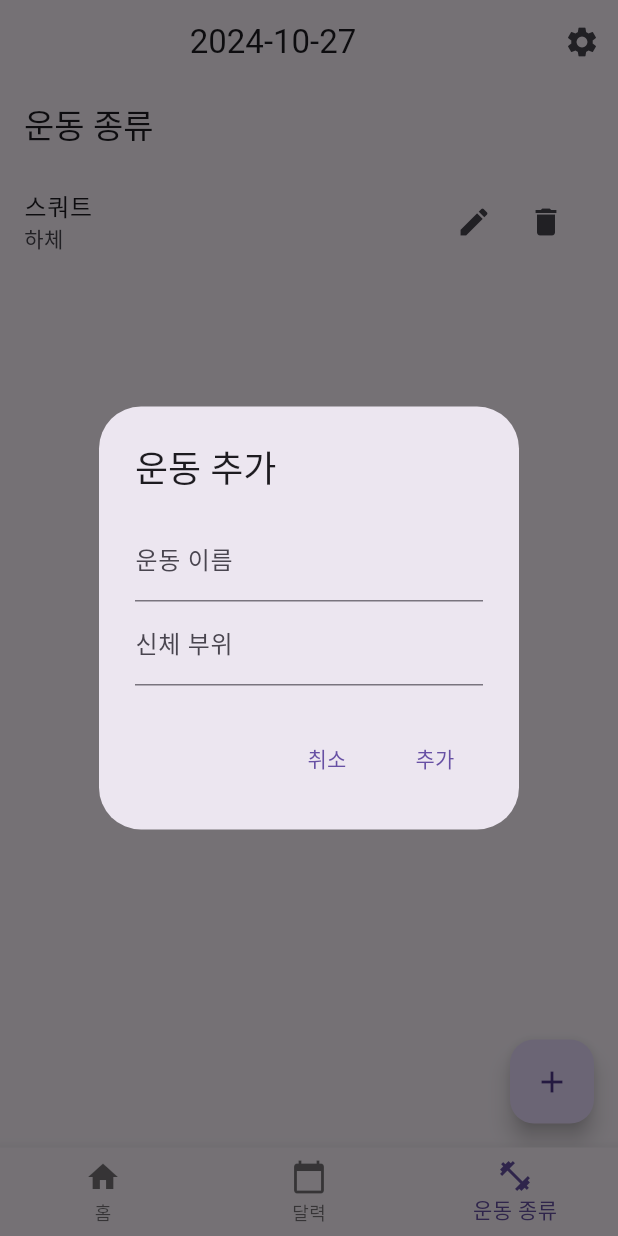
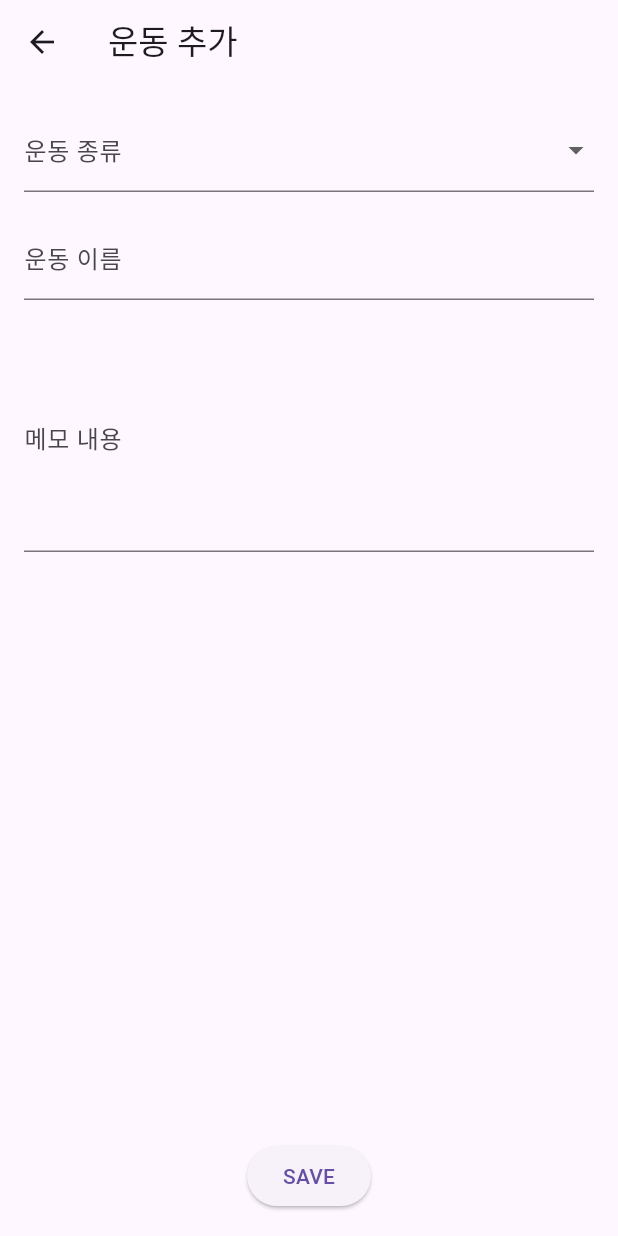
Before and after one commit to guswls6212/health_record, a Flutter app: the screen it shows after launch, item 3 of the bottom bar chosen, after a tap on the "delete" icon, after a tap on the "add" icon, on a phone screen of 412 x 824 dp. Run offline on Flutter 3.47's test engine with Material 3 defaults, Android fonts, the light colour scheme and no system bars; our stand-ins replace shared_preferences, sqflite, table_calendar; accounts and stored records are empty; generated files the repository leaves out were written again.

Commit message:
소스구조 잘보이게 변경, 앱바 각 스크린별로 설정하게 변경, 언어변경해도 각 앱바에서 해당언어로 적용되는거 확인

```diff
--- a/lib/l10n/app_en.arb
+++ b/lib/l10n/app_en.arb
@@ -4,5 +4,6 @@
   "language": "Language",
   "currentLanguage": "Current Language: {language}",
   "apply": "Apply",
-  "date":"yyyy-MM-dd"
+  "date":"yyyy-MM-dd",
+  "type":"type"
 }
--- a/lib/l10n/app_ja.arb
+++ b/lib/l10n/app_ja.arb
@@ -4,5 +4,6 @@
   "language": "言語",
   "currentLanguage": "現在の言語: {language}",
   "apply": "適用",
-  "date":"yyyy年 MM月 dd日"
+  "date":"yyyy年 MM月 dd日",
+  "type":"種類"
 }
--- a/lib/l10n/app_ko.arb
+++ b/lib/l10n/app_ko.arb
@@ -4,5 +4,6 @@
   "language": "언어",
   "currentLanguage": "현재 언어: {language}",
   "apply": "적용",
-  "date":"yyyy년 MM월 dd일"
+  "date":"yyyy년 MM월 dd일",
+  "type":"운동 종류"
 }
--- a/lib/main.dart
+++ b/lib/main.dart
@@ -2,13 +2,13 @@ import 'package:flutter/material.dart';
 import 'package:flutter_localizations/flutter_localizations.dart';
 import 'package:intl/intl.dart';
 import 'package:provider/provider.dart';
-import 'src/exercise/exercise.dart';
-import 'src/home_screen.dart';
-import 'src/step_calendar.dart';
-import 'src/workout_record.dart';
-import 'src/settings_screen.dart';
-import 'src/add_workout_record_screen.dart';
-import 'src/exercise_screen.dart';
+import 'src/model/exercise.dart';
+import 'src/screen/home_screen.dart';
+import 'src/screen/step_calendar_screen.dart';
+import 'src/model/workout_record.dart';
+import 'src/screen/settings_screen.dart';
+import 'src/screen/add_workout_record_screen.dart';
+import 'src/screen/add_update_part_screen.dart';
 import 'package:flutter_gen/gen_l10n/app_localizations.dart';
 import 'package:shared_preferences/shared_preferences.dart';
 import 'dart:io';
@@ -106,12 +106,17 @@ class MainScreen extends StatefulWidget {
 
 class _MainScreenState extends State<MainScreen> {
   int _selectedIndex = 0;
+  late List<Widget> _widgetOptions; // _widgetOptions 리스트 선언
 
-  final List<Widget> _widgetOptions = <Widget>[
-    HomeScreen(),
-    StepCalendar(),
-    ExerciseScreen(),
-  ];
+  // final List<Widget> _widgetOptions = <Widget>[
+  //   Builder(
+  //       builder: (context) => HomeScreen(
+  //             appLocalizations: AppLocalizations.of(context)!,
+  //             setLocale: widget.setLocale,
+  //           )),
+  //   // StepCalendar(appLocalizations: AppLocalizations.of(context)!), // AppLocalizations 전달
+  //   // ExerciseScreen(appLocalizations: AppLocalizations.of(context)!),
+  // ];
 
   @override
   void initState() {
@@ -121,46 +126,27 @@ class _MainScreenState extends State<MainScreen> {
 
   @override
   Widget build(BuildContext context) {
+    _widgetOptions = <Widget>[
+      // Builder(
+      // builder: (context) =>
+      HomeScreen(
+        appLocalizations: AppLocalizations.of(context)!,
+        setLocale: widget.setLocale,
+      ),
+      // ),
+      StepCalendar(
+        appLocalizations: AppLocalizations.of(context)!,
+        setLocale: widget.setLocale,
+      ), // AppLocalizations 전달
+      ExerciseScreen(
+        appLocalizations: AppLocalizations.of(context)!,
+        setLocale: widget.setLocale,
+      ),
+    ];
     return Scaffold(
-      appBar: AppBar(
-        title: Center(
-            child: Text(DateFormat(widget.appLocalizations.date,
-                    widget.appLocalizations.localeName)
-                .format(DateTime.now()))),
-        actions: [
-          IconButton(
-            icon: Icon(Icons.settings),
-            onPressed: () {
-              Navigator.push(
-                context,
-                MaterialPageRoute(
-                    builder: (context) => SettingsScreen(
-                          appLocalizations: widget.appLocalizations,
-                          setLocale: (locale) {
-                            widget.setLocale(locale);
-                            // setState(() {});
-                          },
-                        )),
-              );
-            },
-          ),
-        ],
-      ),
       body: Center(
         child: _widgetOptions.elementAt(_selectedIndex),
       ),
-      floatingActionButton: _selectedIndex == 0
-          ? FloatingActionButton(
-              onPressed: () {
-                Navigator.push(
-                  context,
-                  MaterialPageRoute(
-                      builder: (context) => AddWorkoutRecordScreen()),
-                );
-              },
-              child: Icon(Icons.add),
-            )
-          : null,
       bottomNavigationBar: BottomNavigationBar(
         items: const <BottomNavigationBarItem>[
           BottomNavigationBarItem(
--- a/lib/src/database/dao/exercise_dao.dart
+++ b/lib/src/database/dao/exercise_dao.dart
@@ -1,5 +1,4 @@
-import '../../exercise/exercise.dart';
-import 'package:sqflite/sqflite.dart';
+import '../../model/exercise.dart';
 import '../database_helper.dart';
 
 class ExerciseDao {
--- a/lib/src/database/dao/workout_record_dao.dart
+++ b/lib/src/database/dao/workout_record_dao.dart
@@ -1,5 +1,4 @@
-import '../../workout_record.dart';
-import 'package:sqflite/sqflite.dart';
+import '../../model/workout_record.dart';
 import '../database_helper.dart';
 
 class WorkoutRecordDao {
--- a/lib/src/database/database_helper.dart
+++ b/lib/src/database/database_helper.dart
@@ -1,8 +1,8 @@
 import 'package:path/path.dart';
 import 'package:sqflite/sqflite.dart';
-import '../exercise/exercise.dart';
-import '../workout_record.dart';
-import '../user/user.dart';
+import '../model/exercise.dart';
+import '../model/workout_record.dart';
+import '../model/user.dart';
 
 class DatabaseHelper {
   static final _databaseName = "health_app.db";
--- a/lib/src/exercise/exercise.dart
+++ /dev/null
@@ -1,107 +0,0 @@
-import 'package:collection/collection.dart';
-import 'package:flutter/material.dart';
-import 'package:uuid/uuid.dart';
-import '../database/database_helper.dart'; // DatabaseHelper import
-import '../database/dao/exercise_dao.dart';
-
-class Exercise {
-  final String id;
-  final String name;
-  final String bodyPart;
-  final bool isDefault;
-  int? syncStatus;
-
-  Exercise({
-    required this.id,
-    required this.name,
-    required this.bodyPart,
-    this.isDefault = false,
-    this.syncStatus,
-  });
-
-  factory Exercise.fromMap(Map<String, dynamic> map) {
-    return Exercise(
-      id: map[DatabaseHelper.columnId] as String, // DB 컬럼명으로 변경
-      name: map[DatabaseHelper.columnName] as String, // DB 컬럼명으로 변경
-      bodyPart: map[DatabaseHelper.columnBodyPart] as String, // DB 컬럼명으로 변경
-      isDefault: map[DatabaseHelper.columnIsDefault] == 1,
-      syncStatus: map[DatabaseHelper.columnSyncStatus] as int?,
-    );
-  }
-
-  Map<String, dynamic> toMap() {
-    return {
-      DatabaseHelper.columnId: id, // DB 컬럼명으로 변경
-      DatabaseHelper.columnName: name, // DB 컬럼명으로 변경
-      DatabaseHelper.columnBodyPart: bodyPart, // DB 컬럼명으로 변경
-      DatabaseHelper.columnIsDefault: isDefault ? 1 : 0,
-      DatabaseHelper.columnSyncStatus: syncStatus,
-    };
-  }
-}
-
-class ExerciseModel extends ChangeNotifier {
-  final ExerciseDao _exerciseDao = ExerciseDao();
-  List<Exercise> _exercises = [];
-
-  List<Exercise> get exercises => _exercises;
-
-  final List<Exercise> _defaultExercises = [
-    Exercise(id: '1', name: '벤치프레스', bodyPart: '가슴', isDefault: true),
-    Exercise(id: '2', name: '스쿼트', bodyPart: '하체', isDefault: true),
-  ];
-
-  Future<void> loadExercises() async {
-    _exercises = await _exerciseDao.getExercises();
-
-    // _defaultExercises에 있는 운동이 _exercises에 없으면 추가
-    for (var defaultExercise in _defaultExercises) {
-      if (!_exercises.any((e) => e.id == defaultExercise.id)) {
-        _exercises.add(defaultExercise);
-        await _exerciseDao.insertExercise(defaultExercise); // SQLite에 저장
-      }
-    }
-
-    notifyListeners();
-  }
-
-  void addExercise(Exercise exercise) async {
-    await _exerciseDao.insertExercise(exercise);
-    _exercises.add(exercise);
-    notifyListeners();
-  }
-
-  void editExercise(Exercise exercise) async {
-    await _exerciseDao.updateExercise(exercise);
-    final index = _exercises.indexWhere((e) => e.id == exercise.id);
-    if (index != -1) {
-      _exercises[index] = exercise;
-      notifyListeners();
-    }
-  }
-
-  void deleteExercise(String id) async {
-    await _exerciseDao.deleteExercise(id);
-    _exercises.removeWhere((e) => e.id == id);
-    notifyListeners();
-  }
-
-  Exercise? getExerciseById(String id) {
-    return _exercises.firstWhereOrNull((e) => e.id == id);
-  }
-
-  Future<void> syncExercises(String userEmail) async {
-    final List<Exercise> exercisesToSync =
-        await _exerciseDao.getExercisesToSync(userEmail);
-
-    // TODO: 클라우드에 exercisesToSync 업로드
-
-    // 업로드 성공 시 sync_status 업데이트
-    for (var exercise in exercisesToSync) {
-      exercise.syncStatus = 1;
-      await _exerciseDao.updateExercise(exercise);
-    }
-
-    notifyListeners();
-  }
-}
--- a/lib/src/home_screen.dart
+++ /dev/null
@@ -1,61 +0,0 @@
-import 'package:flutter/material.dart';
-import 'package:provider/provider.dart';
-import 'package:intl/intl.dart';
-import 'exercise/exercise.dart';
-import 'workout_record.dart';
-import 'workout_record_detail_screen.dart'; // 추가
-
-class HomeScreen extends StatefulWidget {
-  const HomeScreen({Key? key}) : super(key: key);
-
-  @override
-  State<HomeScreen> createState() => _HomeScreenState();
-}
-
-class _HomeScreenState extends State<HomeScreen> {
-  @override
-  void initState() {
-    super.initState();
-    Provider.of<WorkoutRecordModel>(context, listen: false)
-        .loadWorkoutRecords();
-    Provider.of<ExerciseModel>(context, listen: false).loadExercises();
-  }
-
-  @override
-  Widget build(BuildContext context) {
-    return Consumer2<WorkoutRecordModel, ExerciseModel>(
-      builder: (context, workoutRecordModel, exerciseModel, child) {
-        return ListView.builder(
-          itemCount: workoutRecordModel.workoutRecords.length,
-          itemBuilder: (context, index) {
-            final record = workoutRecordModel.workoutRecords[index];
-            final exercise = exerciseModel.getExerciseById(record.exerciseId);
-            if (exercise == null) {
-              // 일치하는 운동이 없는 경우
-              return const Center(child: Text('No data'));
-            }
-            return Card(
-              child: ListTile(
-                leading: Icon(Icons.fitness_center),
-                title: Text(exercise.name),
-                subtitle: Text(
-                    '${DateFormat('yyyy-MM-dd').format(record.date)} - ${record.sets.length}세트'),
-                onTap: () {
-                  // 운동 기록 상세 화면으로 이동
-                  Navigator.push(
-                    context,
-                    MaterialPageRoute(
-                      builder: (context) => WorkoutRecordDetailScreen(
-                        workoutRecord: record,
-                      ),
-                    ),
-                  );
-                },
-              ),
-            );
-          },
-        );
-      },
-    );
-  }
-}
--- a/lib/src/model/exercise.dart
+++ b/lib/src/model/exercise.dart
@@ -1,19 +1,106 @@
+import 'package:collection/collection.dart';
+import 'package:flutter/material.dart';
+import '../database/database_helper.dart'; // DatabaseHelper import
+import '../database/dao/exercise_dao.dart';
+
 class Exercise {
+  final String id;
   final String name;
-  final List<Set> sets;
+  final String bodyPart;
+  final bool isDefault;
+  int? syncStatus;
 
-  Exercise({required this.name, required this.sets});
+  Exercise({
+    required this.id,
+    required this.name,
+    required this.bodyPart,
+    this.isDefault = false,
+    this.syncStatus,
+  });
+
+  factory Exercise.fromMap(Map<String, dynamic> map) {
+    return Exercise(
+      id: map[DatabaseHelper.columnId] as String, // DB 컬럼명으로 변경
+      name: map[DatabaseHelper.columnName] as String, // DB 컬럼명으로 변경
+      bodyPart: map[DatabaseHelper.columnBodyPart] as String, // DB 컬럼명으로 변경
+      isDefault: map[DatabaseHelper.columnIsDefault] == 1,
+      syncStatus: map[DatabaseHelper.columnSyncStatus] as int?,
+    );
+  }
+
+  Map<String, dynamic> toMap() {
+    return {
+      DatabaseHelper.columnId: id, // DB 컬럼명으로 변경
+      DatabaseHelper.columnName: name, // DB 컬럼명으로 변경
+      DatabaseHelper.columnBodyPart: bodyPart, // DB 컬럼명으로 변경
+      DatabaseHelper.columnIsDefault: isDefault ? 1 : 0,
+      DatabaseHelper.columnSyncStatus: syncStatus,
+    };
+  }
 }
 
-class Set {
-  final int set;
-  final double weight;
-  final int reps;
-  final double rm;
+class ExerciseModel extends ChangeNotifier {
+  final ExerciseDao _exerciseDao = ExerciseDao();
+  List<Exercise> _exercises = [];
 
-  Set(
-      {required this.set,
-      required this.weight,
-      required this.reps,
-      required this.rm});
+  List<Exercise> get exercises => _exercises;
+
+  final List<Exercise> _defaultExercises = [
+    Exercise(id: '1', name: '벤치프레스', bodyPart: '가슴', isDefault: true),
+    Exercise(id: '2', name: '스쿼트', bodyPart: '하체', isDefault: true),
+  ];
+
+  Future<void> loadExercises() async {
+    _exercises = await _exerciseDao.getExercises();
+
+    // _defaultExercises에 있는 운동이 _exercises에 없으면 추가
+    for (var defaultExercise in _defaultExercises) {
+      if (!_exercises.any((e) => e.id == defaultExercise.id)) {
+        _exercises.add(defaultExercise);
+        await _exerciseDao.insertExercise(defaultExercise); // SQLite에 저장
+      }
+    }
+
+    notifyListeners();
+  }
+
+  void addExercise(Exercise exercise) async {
+    await _exerciseDao.insertExercise(exercise);
+    _exercises.add(exercise);
+    notifyListeners();
+  }
+
+  void editExercise(Exercise exercise) async {
+    await _exerciseDao.updateExercise(exercise);
+    final index = _exercises.indexWhere((e) => e.id == exercise.id);
+    if (index != -1) {
+      _exercises[index] = exercise;
+      notifyListeners();
+    }
+  }
+
+  void deleteExercise(String id) async {
+    await _exerciseDao.deleteExercise(id);
+    _exercises.removeWhere((e) => e.id == id);
+    notifyListeners();
+  }
+
+  Exercise? getExerciseById(String id) {
+    return _exercises.firstWhereOrNull((e) => e.id == id);
+  }
+
+  Future<void> syncExercises(String userEmail) async {
+    final List<Exercise> exercisesToSync =
+        await _exerciseDao.getExercisesToSync(userEmail);
+
+    // TODO: 클라우드에 exercisesToSync 업로드
+
+    // 업로드 성공 시 sync_status 업데이트
+    for (var exercise in exercisesToSync) {
+      exercise.syncStatus = 1;
+      await _exerciseDao.updateExercise(exercise);
+    }
+
+    notifyListeners();
+  }
 }
--- a/lib/src/workout_record.dart
+++ b/lib/src/model/workout_record.dart
@@ -1,9 +1,7 @@
 import 'dart:convert';
 import 'package:flutter/foundation.dart';
-import 'package:uuid/uuid.dart';
-import 'exercise/exercise.dart';
-import './database/database_helper.dart'; // DatabaseHelper import
-import './database/dao/workout_record_dao.dart';
+import '../database/database_helper.dart'; // DatabaseHelper import
+import '../database/dao/workout_record_dao.dart';
 
 class WorkoutRecord {
   final String id;
--- a/lib/src/exercise_screen.dart
+++ b/lib/src/screen/add_update_part_screen.dart
@@ -1,10 +1,16 @@
 import 'package:flutter/material.dart';
 import 'package:provider/provider.dart';
-import 'exercise/exercise.dart';
+import '../model/exercise.dart';
 import 'package:uuid/uuid.dart';
+import 'add_update_workout_screen.dart';
+import 'package:flutter_gen/gen_l10n/app_localizations.dart';
 
 class ExerciseScreen extends StatefulWidget {
-  const ExerciseScreen({Key? key}) : super(key: key);
+  final AppLocalizations appLocalizations; // AppLocalizations 변수 추가
+  final Function(Locale) setLocale;
+  const ExerciseScreen(
+      {Key? key, required this.appLocalizations, required this.setLocale})
+      : super(key: key);
 
   @override
   _ExerciseScreenState createState() => _ExerciseScreenState();
@@ -157,7 +163,7 @@ class _ExerciseScreenState extends State<ExerciseScreen> {
       builder: (context, exerciseModel, child) {
         return Scaffold(
           appBar: AppBar(
-            title: const Text('운동 종류'),
+            title: Text(widget.appLocalizations.type),
           ),
           body: ListView.builder(
             itemCount: exerciseModel.exercises.length,
@@ -185,7 +191,16 @@ class _ExerciseScreenState extends State<ExerciseScreen> {
             },
           ),
           floatingActionButton: FloatingActionButton(
-            onPressed: _showAddExerciseDialog,
+            onPressed: () {
+              // AddWorkoutScreen으로 이동
+              Navigator.push(
+                context,
+                MaterialPageRoute(
+                  builder: (context) => const AddWorkoutScreen(),
+                ),
+              );
+            },
+            // _showAddExerciseDialog,
             child: const Icon(Icons.add),
           ),
         );
--- /dev/null
+++ b/lib/src/screen/add_update_workout_screen.dart
@@ -0,0 +1,59 @@
+import 'package:flutter/material.dart';
+
+class AddWorkoutScreen extends StatefulWidget {
+  const AddWorkoutScreen({Key? key}) : super(key: key);
+
+  @override
+  _AddWorkoutScreenState createState() => _AddWorkoutScreenState();
+}
+
+class _AddWorkoutScreenState extends State<AddWorkoutScreen> {
+  @override
+  Widget build(BuildContext context) {
+    return Scaffold(
+      appBar: AppBar(
+        title: const Text('운동 추가'),
+      ),
+      body: Padding(
+        padding: const EdgeInsets.all(16.0),
+        child: Column(
+          children: [
+            // 운동 종류 드롭다운
+            DropdownButtonFormField<String>(
+              decoration: const InputDecoration(labelText: '운동 종류'),
+              items: <String>['가슴', '등', '하체', '어깨', '팔']
+                  .map<DropdownMenuItem<String>>((String value) {
+                return DropdownMenuItem<String>(
+                  value: value,
+                  child: Text(value),
+                );
+              }).toList(),
+              onChanged: (String? newValue) {
+                // TODO: 선택된 운동 종류 처리
+              },
+            ),
+            const SizedBox(height: 16.0),
+            // 운동 이름 입력 필드
+            TextFormField(
+              decoration: const InputDecoration(labelText: '운동 이름'),
+            ),
+            const SizedBox(height: 16.0),
+            // 메모 내용 입력 필드
+            TextFormField(
+              decoration: const InputDecoration(labelText: '메모 내용'),
+              maxLines: 5,
+            ),
+            const Spacer(),
+            // 저장 버튼
+            ElevatedButton(
+              onPressed: () {
+                // TODO: 운동 정보 저장
+              },
+              child: const Text('SAVE'),
+            ),
+          ],
+        ),
+      ),
+    );
+  }
+}
--- a/lib/src/add_workout_record_screen.dart
+++ b/lib/src/screen/add_workout_record_screen.dart
@@ -2,8 +2,8 @@ import 'package:flutter/material.dart';
 import 'package:intl/intl.dart';
 import 'package:provider/provider.dart';
 import 'package:uuid/uuid.dart';
-import 'workout_record.dart';
-import 'exercise/exercise.dart';
+import '../model/workout_record.dart';
+import '../model/exercise.dart';
 
 class AddWorkoutRecordScreen extends StatefulWidget {
   const AddWorkoutRecordScreen({Key? key}) : super(key: key);
--- /dev/null
+++ b/lib/src/screen/home_screen.dart
@@ -0,0 +1,94 @@
+import 'package:flutter/material.dart';
+import 'package:provider/provider.dart';
+import 'package:intl/intl.dart';
+import '../model/exercise.dart';
+import '../model/workout_record.dart';
+import 'workout_record_detail_screen.dart'; // 추가
+import 'package:flutter_gen/gen_l10n/app_localizations.dart';
+import 'settings_screen.dart';
+
+class HomeScreen extends StatefulWidget {
+  final AppLocalizations appLocalizations; // AppLocalizations 변수 추가
+  final Function(Locale) setLocale;
+  const HomeScreen(
+      {Key? key, required this.appLocalizations, required this.setLocale})
+      : super(key: key);
+
+  @override
+  State<HomeScreen> createState() => _HomeScreenState();
+}
+
+class _HomeScreenState extends State<HomeScreen> {
+  @override
+  void initState() {
+    super.initState();
+    Provider.of<WorkoutRecordModel>(context, listen: false)
+        .loadWorkoutRecords();
+    Provider.of<ExerciseModel>(context, listen: false).loadExercises();
+  }
+
+  @override
+  Widget build(BuildContext context) {
+    return Scaffold(
+      // Scaffold 적용
+      appBar: AppBar(
+        title: Center(
+            child: Text(DateFormat(widget.appLocalizations.date,
+                    widget.appLocalizations.localeName)
+                .format(DateTime.now()))),
+        actions: [
+          IconButton(
+            icon: Icon(Icons.settings),
+            onPressed: () {
+              Navigator.push(
+                context,
+                MaterialPageRoute(
+                    builder: (context) => SettingsScreen(
+                          appLocalizations: widget.appLocalizations,
+                          setLocale: (locale) {
+                            widget.setLocale(locale);
+                            // setState(() {});
+                          },
+                        )),
+              );
+            },
+          ),
+        ],
+      ),
+      body: Consumer2<WorkoutRecordModel, ExerciseModel>(
+        builder: (context, workoutRecordModel, exerciseModel, child) {
+          return ListView.builder(
+            itemCount: workoutRecordModel.workoutRecords.length,
+            itemBuilder: (context, index) {
+              final record = workoutRecordModel.workoutRecords[index];
+              final exercise = exerciseModel.getExerciseById(record.exerciseId);
+              if (exercise == null) {
+                // 일치하는 운동이 없는 경우
+                return const Center(child: Text('No data'));
+              }
+              return Card(
+                child: ListTile(
+                  leading: Icon(Icons.fitness_center),
+                  title: Text(exercise.name),
+                  subtitle: Text(
+                      '${DateFormat('yyyy-MM-dd').format(record.date)} - ${record.sets.length}세트'),
+                  onTap: () {
+                    // 운동 기록 상세 화면으로 이동
+                    Navigator.push(
+                      context,
+                      MaterialPageRoute(
+                        builder: (context) => WorkoutRecordDetailScreen(
+                          workoutRecord: record,
+                        ),
+                      ),
+                    );
+                  },
+                ),
+              );
+            },
+          );
+        },
+      ),
+    );
+  }
+}
--- a/lib/src/settings_screen.dart
+++ b/lib/src/screen/settings_screen.dart
@@ -1,8 +1,5 @@
 import 'package:flutter/material.dart';
-import 'package:flutter_localizations/flutter_localizations.dart';
-import 'package:shared_preferences/shared_preferences.dart';
 import 'package:flutter_gen/gen_l10n/app_localizations.dart';
-import 'dart:io';
 
 class SettingsScreen extends StatefulWidget {
   final AppLocalizations appLocalizations;
--- a/lib/src/workout_record_detail_screen.dart
+++ b/lib/src/screen/workout_record_detail_screen.dart
@@ -1,7 +1,7 @@
 // workout_record_detail_screen.dart
 import 'package:flutter/material.dart';
 import 'package:intl/intl.dart';
-import 'workout_record.dart';
+import '../model/workout_record.dart';
 
 class WorkoutRecordDetailScreen extends StatelessWidget {
   final WorkoutRecord workoutRecord;
```
Also changed, not shown: lib/src/model/user.dart (renamed from lib/src/user/user.dart, +37 -0 lines), lib/src/model/user_model.dart (deleted, +0 -37 lines), lib/src/screen/step_calendar_screen.dart (renamed from lib/src/step_calendar.dart, +7 -1 lines).
